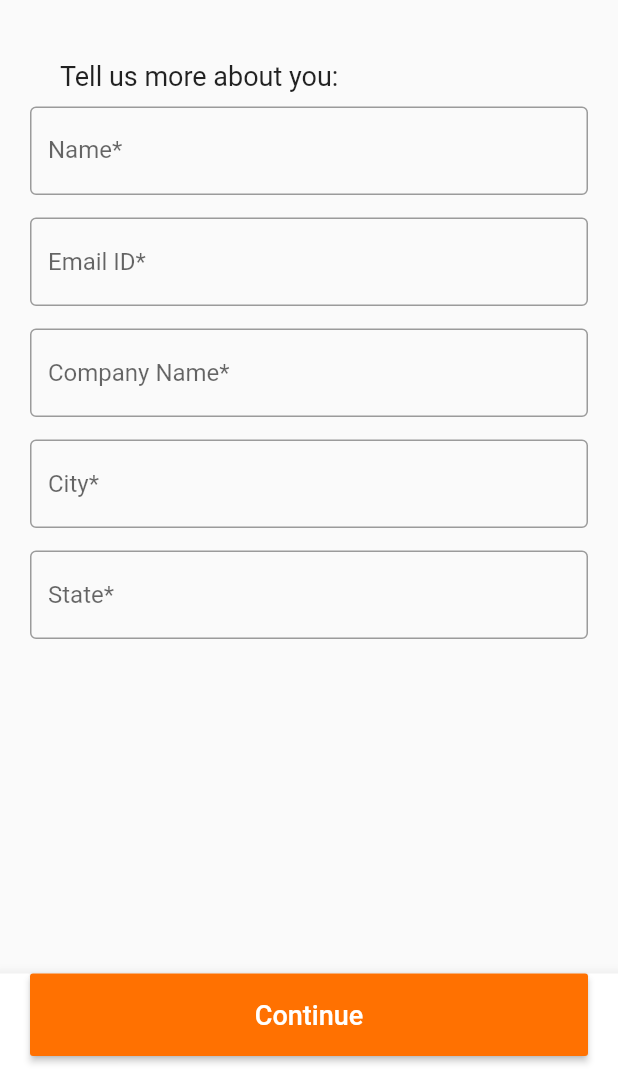
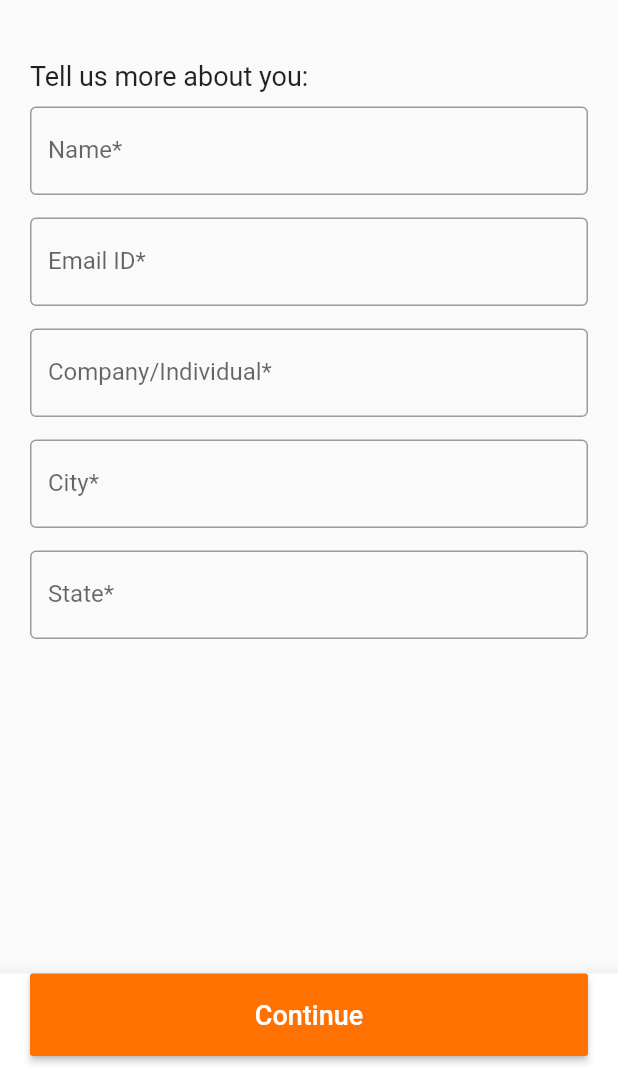
Before and after one commit to Jatin5120/truk-user, a Flutter app: the MoreAbout screen opened directly, on a phone screen of 412 x 824 dp, the part 165-1236 px from its top. Run offline on Flutter 3.47's test engine with Material 2 defaults, Android fonts, the light colour scheme and no system bars; our stand-ins replace carousel_pro, shared_preferences; accounts and stored records are empty.

Commit message:
tell us more design update

```diff
--- a/lib/screens/otp.dart
+++ b/lib/screens/otp.dart
@@ -49,6 +49,7 @@ class _OTPState extends State<OTP> {
   @override
   Widget build(BuildContext context) {
     return Scaffold(
+      resizeToAvoidBottomInset: true,
       body: SafeArea(
         child: Container(
           height: height,
@@ -159,10 +160,6 @@ class _OTPState extends State<OTP> {
                         builder: (context) => MoreAbout(),
                       ),
                     );
-
-                    Navigator.of(context).pushReplacement(CupertinoPageRoute(
-                      builder: (context) => HomeScreen(),
-                    ));
                   },
                   child: Text(
                     'Verify Now',
--- a/lib/screens/tellUsMore.dart
+++ b/lib/screens/tellUsMore.dart
@@ -15,18 +15,23 @@ class _MoreAboutState extends State<MoreAbout> {
   final TextEditingController _companyNameController = TextEditingController();
   final TextEditingController _cityController = TextEditingController();
   final TextEditingController _stateController = TextEditingController();
-  final TextEditingController _passwordController = TextEditingController();
-  final TextEditingController _confirmPasswordController =
-      TextEditingController();
+
+  final GlobalKey<FormState> _formKey = GlobalKey<FormState>();
 
   @override
   void dispose() {
     super.dispose();
+    _nameController.dispose();
+    _emailController.dispose();
+    _companyNameController.dispose();
+    _cityController.dispose();
+    _stateController.dispose();
   }
 
   @override
   Widget build(BuildContext context) {
     return Scaffold(
+      resizeToAvoidBottomInset: true,
       bottomNavigationBar: BottomAppBar(
         child: Container(
           decoration: BoxDecoration(borderRadius: BorderRadius.circular(10)),
@@ -48,6 +53,7 @@ class _MoreAboutState extends State<MoreAbout> {
         ),
       ),
       body: Form(
+        key: _formKey,
         child: SafeArea(
           child: SingleChildScrollView(
             physics: BouncingScrollPhysics(),
@@ -69,12 +75,9 @@ class _MoreAboutState extends State<MoreAbout> {
                   SizedBox(
                     height: 40,
                   ),
-                  Container(
-                    padding: EdgeInsets.only(left: 20),
-                    child: Text(
-                      'Tell us more about you:',
-                      style: TextStyle(fontSize: 18),
-                    ),
+                  Text(
+                    'Tell us more about you:',
+                    style: TextStyle(fontSize: 18),
                   ),
                   SizedBox(
                     height: 10,
@@ -92,7 +95,7 @@ class _MoreAboutState extends State<MoreAbout> {
                   TextFormField(
                     controller: _emailController,
                     decoration: InputDecoration(
-                      hintText: 'Email ID*',
+                      labelText: 'Email ID*',
                       border: OutlineInputBorder(),
                     ),
                   ),
@@ -102,7 +105,7 @@ class _MoreAboutState extends State<MoreAbout> {
                   TextFormField(
                     controller: _companyNameController,
                     decoration: InputDecoration(
-                      hintText: 'Company Name*',
+                      labelText: 'Company/Individual*',
                       border: OutlineInputBorder(),
                     ),
                   ),
@@ -112,7 +115,7 @@ class _MoreAboutState extends State<MoreAbout> {
                   TextFormField(
                     controller: _cityController,
                     decoration: InputDecoration(
-                      hintText: 'City*',
+                      labelText: 'City*',
                       border: OutlineInputBorder(),
                     ),
                   ),
@@ -122,7 +125,7 @@ class _MoreAboutState extends State<MoreAbout> {
                   TextFormField(
                     controller: _stateController,
                     decoration: InputDecoration(
-                      hintText: 'State*',
+                      labelText: 'State*',
                       border: OutlineInputBorder(),
                     ),
                   ),
```
